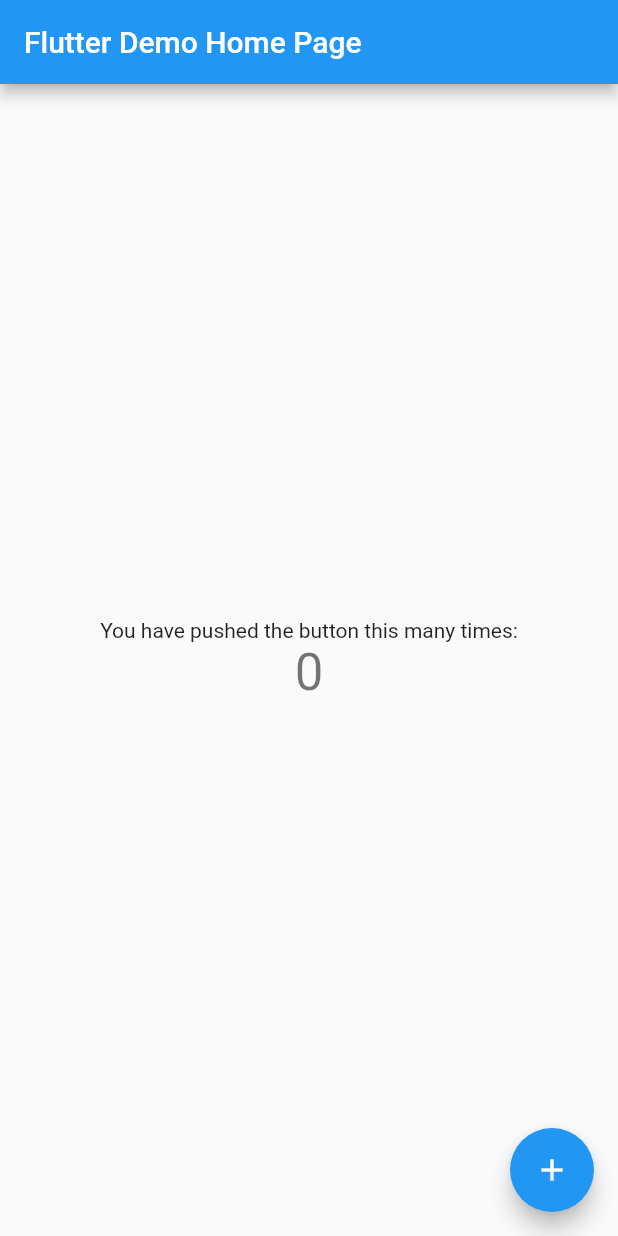
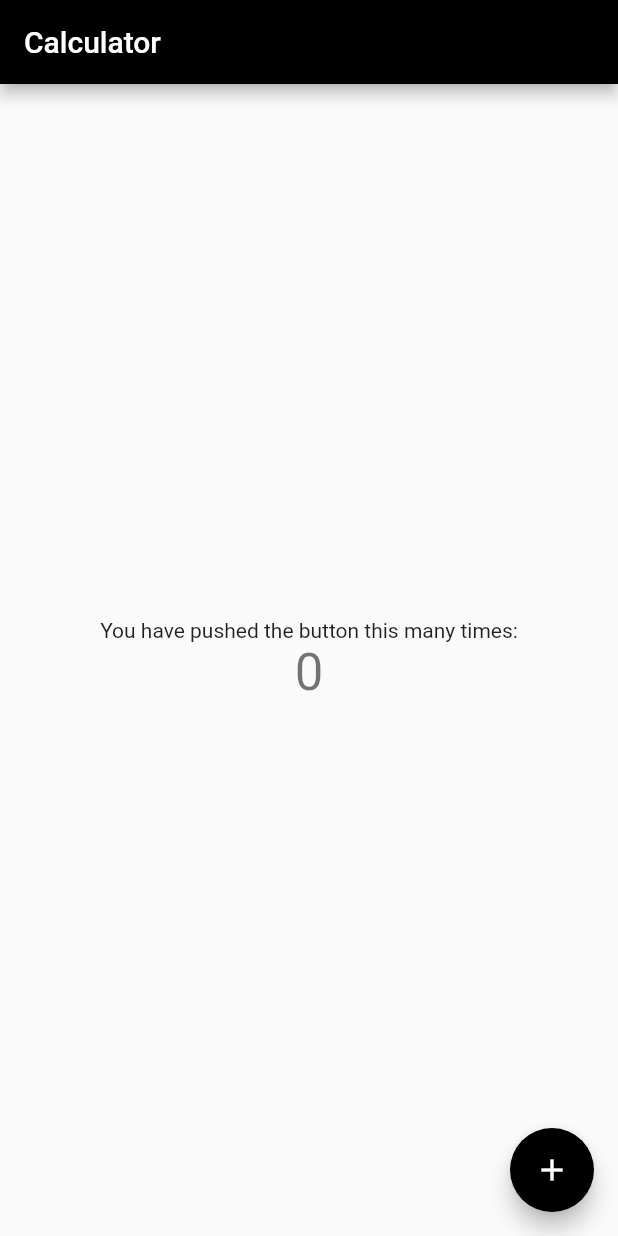
Before and after one commit to Builder296/calculator_demo, a Flutter app: the screen it shows after launch, on a phone screen of 412 x 824 dp. Run offline on Flutter 3.47's test engine with Material 2 defaults, Android fonts, the phone set to English and light mode, and no system bars.

Commit message:
create black theam

```diff
--- a/lib/main.dart
+++ b/lib/main.dart
@@ -3,6 +3,23 @@ import 'package:flutter/material.dart';
 void main() {
   runApp(const MyApp());
 }
+
+const MaterialColor primaryBlack = MaterialColor(
+  _blackPrimaryValue,
+  <int, Color>{
+    50: Color(0xFF000000),
+    100: Color(0xFF000000),
+    200: Color(0xFF000000),
+    300: Color(0xFF000000),
+    400: Color(0xFF000000),
+    500: Color(_blackPrimaryValue),
+    600: Color(0xFF000000),
+    700: Color(0xFF000000),
+    800: Color(0xFF000000),
+    900: Color(0xFF000000),
+  },
+);
+const int _blackPrimaryValue = 0xFF000000;
 
 class MyApp extends StatelessWidget {
   const MyApp({super.key});
@@ -11,35 +28,17 @@ class MyApp extends StatelessWidget {
   @override
   Widget build(BuildContext context) {
     return MaterialApp(
-      title: 'Flutter Demo',
+      title: 'Calculator Home Work',
       theme: ThemeData(
-        // This is the theme of your application.
-        //
-        // Try running your application with "flutter run". You'll see the
-        // application has a blue toolbar. Then, without quitting the app, try
-        // changing the primarySwatch below to Colors.green and then invoke
-        // "hot reload" (press "r" in the console where you ran "flutter run",
-        // or simply save your changes to "hot reload" in a Flutter IDE).
-        // Notice that the counter didn't reset back to zero; the application
-        // is not restarted.
-        primarySwatch: Colors.blue,
+        primarySwatch: primaryBlack,
       ),
-      home: const MyHomePage(title: 'Flutter Demo Home Page'),
+      home: const MyHomePage(title: 'Calculator'),
     );
   }
 }
 
 class MyHomePage extends StatefulWidget {
   const MyHomePage({super.key, required this.title});
-
-  // This widget is the home page of your application. It is stateful, meaning
-  // that it has a State object (defined below) that contains fields that affect
-  // how it looks.
-
-  // This class is the configuration for the state. It holds the values (in this
-  // case the title) provided by the parent (in this case the App widget) and
-  // used by the build method of the State. Fields in a Widget subclass are
-  // always marked "final".
 
   final String title;
 
@@ -52,47 +51,19 @@ class _MyHomePageState extends State<MyHomePage> {
 
   void _incrementCounter() {
     setState(() {
-      // This call to setState tells the Flutter framework that something has
-      // changed in this State, which causes it to rerun the build method below
-      // so that the display can reflect the updated values. If we changed
-      // _counter without calling setState(), then the build method would not be
-      // called again, and so nothing would appear to happen.
       _counter++;
     });
   }
 
   @override
   Widget build(BuildContext context) {
-    // This method is rerun every time setState is called, for instance as done
-    // by the _incrementCounter method above.
-    //
-    // The Flutter framework has been optimized to make rerunning build methods
-    // fast, so that you can just rebuild anything that needs updating rather
-    // than having to individually change instances of widgets.
     return Scaffold(
       appBar: AppBar(
-        // Here we take the value from the MyHomePage object that was created by
-        // the App.build method, and use it to set our appbar title.
         title: Text(widget.title),
+        centerTitle: false,
       ),
       body: Center(
-        // Center is a layout widget. It takes a single child and positions it
-        // in the middle of the parent.
         child: Column(
-          // Column is also a layout widget. It takes a list of children and
-          // arranges them vertically. By default, it sizes itself to fit its
-          // children horizontally, and tries to be as tall as its parent.
-          //
-          // Invoke "debug painting" (press "p" in the console, choose the
-          // "Toggle Debug Paint" action from the Flutter Inspector in Android
-          // Studio, or the "Toggle Debug Paint" command in Visual Studio Code)
-          // to see the wireframe for each widget.
-          //
-          // Column has various properties to control how it sizes itself and
-          // how it positions its children. Here we use mainAxisAlignment to
-          // center the children vertically; the main axis here is the vertical
-          // axis because Columns are vertical (the cross axis would be
-          // horizontal).
           mainAxisAlignment: MainAxisAlignment.center,
           children: <Widget>[
             const Text(
@@ -109,7 +80,7 @@ class _MyHomePageState extends State<MyHomePage> {
         onPressed: _incrementCounter,
         tooltip: 'Increment',
         child: const Icon(Icons.add),
-      ), // This trailing comma makes auto-formatting nicer for build methods.
+      ),
     );
   }
 }
```
